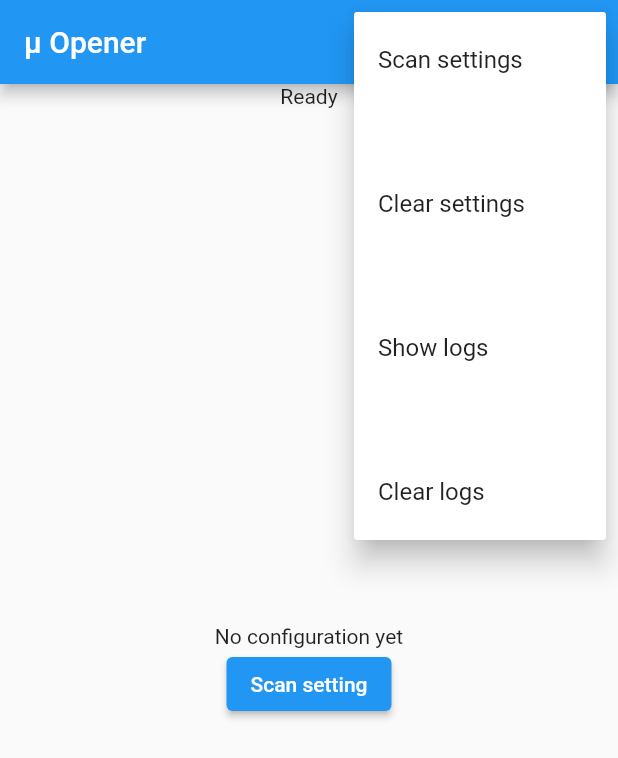
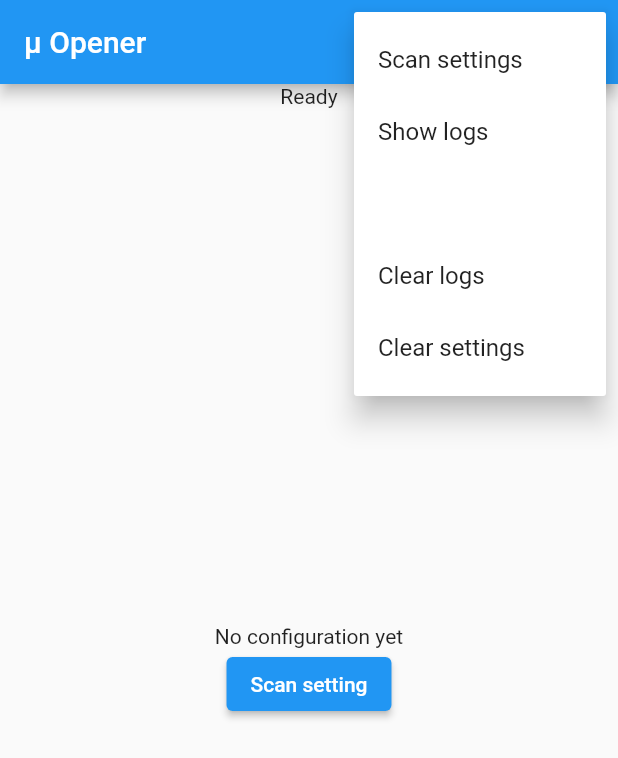
Before and after one commit to mvo5/flutter-opener, a Flutter app: the screen it shows after launch, after a tap on the "more vert" icon, on a phone screen of 412 x 824 dp. Shown: the top 758 px of the screen. Run offline on Flutter 3.47's test engine with Material 2 defaults, Android fonts, the phone set to English and light mode, and no system bars; our stand-ins replace device_info_plus, flutter_secure_storage, permission_handler, slider_button; missing offline and left inert: f_logs, qrscan.

Commit message:
cosmetic fixes

```diff
--- a/lib/main.dart
+++ b/lib/main.dart
@@ -187,11 +187,11 @@ class OpenerHomePageState extends State<OpenerHomePage> {
 	var buffer = StringBuffer();
 	var cfg = FLog.getDefaultConfigurations();
 	setState(() {
-	    _logsText = "";
+	    buffer.write("Current logs:");
 	    for (var log in logs) {
 		buffer.write(Formatter.format(log, cfg));
 	    }
-	    _logsText += buffer.toString();
+	    _logsText = buffer.toString();
 	});
     }
 
@@ -230,12 +230,10 @@ class OpenerHomePageState extends State<OpenerHomePage> {
 			itemBuilder: (BuildContext context) {
 			    return {
 				'Scan settings',
+				'Show logs',
 				'',
+				'Clear logs',
 				'Clear settings',
-				' ',
-				'Show logs',
-				'  ',
-				'Clear logs',
 			    }.map((String choice) {
 				return PopupMenuItem<String>(
 				    value: choice,
@@ -253,8 +251,8 @@ class OpenerHomePageState extends State<OpenerHomePage> {
 			Center(child: getOpenOrSpinnerWidget()),
 			Expanded(
 			    child: SingleChildScrollView(
-				scrollDirection: Axis.vertical,//.horizontal
-				child: Text(_logsText),
+				scrollDirection: Axis.vertical,
+				child: Text(_logsText, textAlign: TextAlign.left,),
 			    ),
 			),
 		    ],
```
